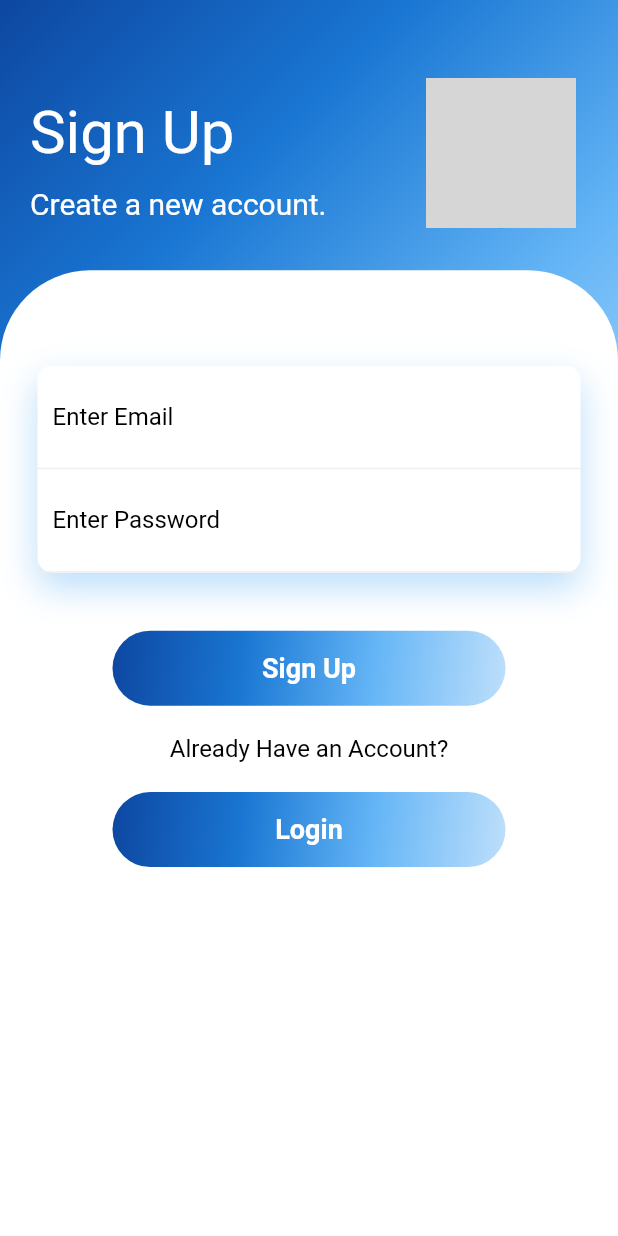
After one commit to iot-lab-kiit/iotlab-app, a Flutter app: the screen it shows after launch, after a tap on "Sign Up", on a phone screen of 412 x 824 dp. The commit adds this screen. Run offline on Flutter 3.47's test engine with Material 2 defaults, Android fonts, the phone set to English and light mode, and no system bars; network calls fail; grey boxes are pictures that could not be loaded.

Commit message:
splash login and signup

```diff
--- /dev/null
+++ b/lib/common/ui_constants.dart
@@ -0,0 +1,19 @@
+import 'package:flutter/cupertino.dart';
+import 'package:flutter/material.dart';
+
+class UIConstants {
+  static const double ASSUMED_SCREEN_HEIGHT = 640.0;
+  static const double ASSUMED_SCREEN_WIDTH = 360.0;
+
+  static _fitContext(BuildContext context, assumedValue, currentValue, value) =>
+      (value / assumedValue) * currentValue;
+
+  static fitToWidth(value, BuildContext context) => _fitContext(
+      context, ASSUMED_SCREEN_WIDTH, MediaQuery.of(context).size.width, value);
+
+  static fitToHeight(value, BuildContext context) => _fitContext(context,
+      ASSUMED_SCREEN_HEIGHT, MediaQuery.of(context).size.height, value);
+
+  static const mainColor = Color(0xfff2f3f7);
+  static const splashScreenLogo = 'assets/images/iot.png';
+}
--- a/lib/main.dart
+++ b/lib/main.dart
@@ -1,6 +1,8 @@
 import 'package:iotlabapp/pages/descriptionPage.dart';
 import 'package:flutter/material.dart';
 import 'package:iotlabapp/pages/home.dart';
+import 'package:iotlabapp/pages/loginPage.dart';
+import 'package:iotlabapp/pages/splashScreen.dart';
 
 void main() {
   runApp(LabApp());
@@ -11,7 +13,7 @@ class LabApp extends StatelessWidget {
   Widget build(BuildContext context) {
     return MaterialApp(
       debugShowCheckedModeBanner: false,
-      home: Home(),
+      home: SplashScreen(),
     );
   }
 }
--- /dev/null
+++ b/lib/pages/loginPage.dart
@@ -0,0 +1,221 @@
+import 'package:flutter/material.dart';
+import 'package:iotlabapp/common/ui_constants.dart';
+import 'package:iotlabapp/pages/home.dart';
+import 'package:iotlabapp/pages/signUpPage.dart';
+
+class LoginPage extends StatelessWidget {
+  @override
+  Widget build(BuildContext context) {
+    return Scaffold(
+      resizeToAvoidBottomInset: false,
+      body: SafeArea(
+        child: Container(
+          width: double.infinity,
+          decoration: BoxDecoration(
+            gradient: LinearGradient(
+              begin: Alignment.topLeft,
+              colors: [
+                Colors.blue[900],
+                Colors.blue[700],
+                Colors.blue[300],
+                Colors.blue[100],
+              ],
+            ),
+          ),
+          child: Column(
+            crossAxisAlignment: CrossAxisAlignment.start,
+            children: [
+              SizedBox(
+                height: UIConstants.fitToHeight(25, context),
+              ),
+              Row(
+                mainAxisAlignment: MainAxisAlignment.spaceBetween,
+                children: [
+                  Padding(
+                    padding: EdgeInsets.all(20.0),
+                    child: Column(
+                      crossAxisAlignment: CrossAxisAlignment.start,
+                      children: [
+                        Text(
+                          'Login',
+                          style: TextStyle(color: Colors.white, fontSize: 40.0),
+                        ),
+                        SizedBox(
+                          height: UIConstants.fitToHeight(10, context),
+                        ),
+                        Text(
+                          'Welcome Back',
+                          style: TextStyle(color: Colors.white, fontSize: 20.0),
+                        ),
+                      ],
+                    ),
+                  ),
+                  Padding(
+                      padding: const EdgeInsets.only(
+                          left: 8.0, right: 8.0, bottom: 8),
+                      child: CircleAvatar(
+                          radius: 70,
+                          backgroundColor: Colors.transparent,
+                          child: CircleAvatar(
+                            radius: 50,
+                            backgroundImage: NetworkImage(
+                                'https://media-exp1.licdn.com/dms/image/C510BAQE-Nca8RmtJCg/company-logo_200_200/0?e=2159024400&v=beta&t=ECEZiruPd8TsMwsyE4oSionmp-yNDb4BY_LsfzUcxok'),
+                          ))),
+                ],
+              ),
+              Expanded(
+                child: Container(
+                  decoration: BoxDecoration(
+                    color: Colors.white,
+                    borderRadius: BorderRadius.only(
+                      topLeft: Radius.circular(60.0),
+                      topRight: Radius.circular(60.0),
+                    ),
+                  ),
+                  child: Padding(
+                    padding: EdgeInsets.all(25.0),
+                    child: Column(
+                      children: [
+                        SizedBox(
+                          height: UIConstants.fitToHeight(30, context),
+                        ),
+                        Container(
+                          decoration: BoxDecoration(
+                            color: Colors.white,
+                            borderRadius: BorderRadius.circular(10.0),
+                            boxShadow: [
+                              BoxShadow(
+                                color: Colors.blue[100],
+                                blurRadius: 20,
+                                offset: Offset(0, 10),
+                              ),
+                            ],
+                          ),
+                          child: Column(
+                            children: [
+                              inputField('Enter Email'),
+                              inputField('Enter Password'),
+                            ],
+                          ),
+                        ),
+                        SizedBox(
+                          height: UIConstants.fitToHeight(25, context),
+                        ),
+                        Align(
+                          alignment: Alignment.centerRight,
+                          child: Text(
+                            'Forgot Password?',
+                            style: TextStyle(
+                              color: Colors.black,
+                              fontSize: 16,
+                            ),
+                          ),
+                        ),
+                        SizedBox(
+                          height: UIConstants.fitToHeight(40, context),
+                        ),
+                        GestureDetector(
+                          onTap: () {
+                            Navigator.push(
+                              context,
+                              MaterialPageRoute(builder: (context) => Home()),
+                            );
+                          },
+                          child: Container(
+                            height: 50,
+                            margin: EdgeInsets.symmetric(horizontal: 50.0),
+                            decoration: BoxDecoration(
+                              borderRadius: BorderRadius.circular(50.0),
+                              gradient: LinearGradient(
+                                begin: Alignment.topLeft,
+                                colors: [
+                                  Colors.blue[900],
+                                  Colors.blue[700],
+                                  Colors.blue[400],
+                                  Colors.blue[200],
+                                ],
+                              ),
+                            ),
+                            child: Center(
+                              child: Text(
+                                'Login',
+                                style: TextStyle(
+                                    color: Colors.white,
+                                    fontWeight: FontWeight.bold,
+                                    fontSize: 18.0),
+                              ),
+                            ),
+                          ),
+                        ),
+                        SizedBox(
+                          height: UIConstants.fitToHeight(15, context),
+                        ),
+                        GestureDetector(
+                          onTap: () {
+                            Navigator.push(
+                              context,
+                              MaterialPageRoute(
+                                  builder: (context) => SignUpPage()),
+                            );
+                          },
+                          child: Container(
+                            height: 50,
+                            margin: EdgeInsets.symmetric(horizontal: 50.0),
+                            decoration: BoxDecoration(
+                              borderRadius: BorderRadius.circular(50.0),
+                              gradient: LinearGradient(
+                                begin: Alignment.topLeft,
+                                colors: [
+                                  Colors.blue[900],
+                                  Colors.blue[700],
+                                  Colors.blue[400],
+                                  Colors.blue[200],
+                                ],
+                              ),
+                            ),
+                            child: Center(
+                              child: Text(
+                                'Sign Up',
+                                style: TextStyle(
+                                    color: Colors.white,
+                                    fontWeight: FontWeight.bold,
+                                    fontSize: 18.0),
+                              ),
+                            ),
+                          ),
+                        ),
+                        SizedBox(
+                          height: UIConstants.fitToHeight(15, context),
+                        ),
+                      ],
+                    ),
+                  ),
+                ),
+              )
+            ],
+          ),
+        ),
+      ),
+    );
+  }
+
+  Container inputField(String text) {
+    return Container(
+      padding: EdgeInsets.all(10.0),
+      decoration: BoxDecoration(
+        border: Border(
+          bottom: BorderSide(
+            color: Colors.grey[200],
+          ),
+        ),
+      ),
+      child: TextField(
+        decoration: InputDecoration(
+          hintText: text,
+          hintStyle: TextStyle(color: Colors.black),
+          border: InputBorder.none,
+        ),
+      ),
+    );
+  }
+}
--- /dev/null
+++ b/lib/pages/signUpPage.dart
@@ -0,0 +1,220 @@
+import 'package:flutter/material.dart';
+import 'package:iotlabapp/common/ui_constants.dart';
+
+import 'LoginPage.dart';
+
+class SignUpPage extends StatefulWidget {
+  SignUpPage({Key key}) : super(key: key);
+
+  @override
+  _SignUpPageState createState() => _SignUpPageState();
+}
+
+class _SignUpPageState extends State<SignUpPage> {
+  @override
+  Widget build(BuildContext context) {
+    return Scaffold(
+      resizeToAvoidBottomInset: false,
+      body: SafeArea(
+        child: Container(
+          width: double.infinity,
+          decoration: BoxDecoration(
+            gradient: LinearGradient(
+              begin: Alignment.topLeft,
+              colors: [
+                Colors.blue[900],
+                Colors.blue[700],
+                Colors.blue[300],
+                Colors.blue[100],
+              ],
+            ),
+          ),
+          child: Column(
+            crossAxisAlignment: CrossAxisAlignment.start,
+            children: [
+              SizedBox(
+                height: UIConstants.fitToHeight(25, context),
+              ),
+              Row(
+                mainAxisAlignment: MainAxisAlignment.spaceBetween,
+                children: [
+                  Padding(
+                    padding: EdgeInsets.all(20.0),
+                    child: Column(
+                      crossAxisAlignment: CrossAxisAlignment.start,
+                      children: [
+                        Text(
+                          'Sign Up',
+                          style: TextStyle(color: Colors.white, fontSize: 40.0),
+                        ),
+                        SizedBox(
+                          height: UIConstants.fitToHeight(10, context),
+                        ),
+                        Text(
+                          'Create a new account.',
+                          style: TextStyle(color: Colors.white, fontSize: 20.0),
+                        ),
+                      ],
+                    ),
+                  ),
+                  Padding(
+                      padding: const EdgeInsets.only(
+                          left: 8.0, right: 8.0, bottom: 8),
+                      child: CircleAvatar(
+                          radius: 70,
+                          backgroundColor: Colors.transparent,
+                          child: CircleAvatar(
+                            radius: 50,
+                            backgroundImage: NetworkImage(
+                                'https://media-exp1.licdn.com/dms/image/C510BAQE-Nca8RmtJCg/company-logo_200_200/0?e=2159024400&v=beta&t=ECEZiruPd8TsMwsyE4oSionmp-yNDb4BY_LsfzUcxok'),
+                          ))),
+                ],
+              ),
+              Expanded(
+                child: Container(
+                  decoration: BoxDecoration(
+                    color: Colors.white,
+                    borderRadius: BorderRadius.only(
+                      topLeft: Radius.circular(60.0),
+                      topRight: Radius.circular(60.0),
+                    ),
+                  ),
+                  child: Padding(
+                    padding: EdgeInsets.all(25.0),
+                    child: Column(
+                      children: [
+                        SizedBox(
+                          height: UIConstants.fitToHeight(30, context),
+                        ),
+                        Container(
+                          decoration: BoxDecoration(
+                            color: Colors.white,
+                            borderRadius: BorderRadius.circular(10.0),
+                            boxShadow: [
+                              BoxShadow(
+                                color: Colors.blue[100],
+                                blurRadius: 20,
+                                offset: Offset(0, 10),
+                              ),
+                            ],
+                          ),
+                          child: Column(
+                            children: [
+                              inputField('Enter Email'),
+                              inputField('Enter Password'),
+                            ],
+                          ),
+                        ),
+                        SizedBox(
+                          height: UIConstants.fitToHeight(15, context),
+                        ),
+                        SizedBox(
+                          height: UIConstants.fitToHeight(15, context),
+                        ),
+                        GestureDetector(
+                          onTap: null,
+                          child: Container(
+                            height: 50,
+                            margin: EdgeInsets.symmetric(horizontal: 50.0),
+                            decoration: BoxDecoration(
+                              borderRadius: BorderRadius.circular(50.0),
+                              gradient: LinearGradient(
+                                begin: Alignment.topLeft,
+                                colors: [
+                                  Colors.blue[900],
+                                  Colors.blue[700],
+                                  Colors.blue[300],
+                                  Colors.blue[100],
+                                ],
+                              ),
+                            ),
+                            child: Center(
+                              child: Text(
+                                'Sign Up',
+                                style: TextStyle(
+                                    color: Colors.white,
+                                    fontWeight: FontWeight.bold,
+                                    fontSize: 18.0),
+                              ),
+                            ),
+                          ),
+                        ),
+                        SizedBox(
+                          height: UIConstants.fitToHeight(15, context),
+                        ),
+                        Text(
+                          'Already Have an Account?',
+                          style: TextStyle(
+                            fontSize: 16,
+                            color: Colors.black,
+                          ),
+                        ),
+                        SizedBox(
+                          height: UIConstants.fitToHeight(15, context),
+                        ),
+                        GestureDetector(
+                          onTap: () {
+                            Navigator.push(
+                              context,
+                              MaterialPageRoute(
+                                  builder: (context) => LoginPage()),
+                            );
+                          },
+                          child: Container(
+                            height: 50,
+                            margin: EdgeInsets.symmetric(horizontal: 50.0),
+                            decoration: BoxDecoration(
+                              borderRadius: BorderRadius.circular(50.0),
+                              gradient: LinearGradient(
+                                begin: Alignment.topLeft,
+                                colors: [
+                                  Colors.blue[900],
+                                  Colors.blue[700],
+                                  Colors.blue[300],
+                                  Colors.blue[100],
+                                ],
+                              ),
+                            ),
+                            child: Center(
+                              child: Text(
+                                'Login',
+                                style: TextStyle(
+                                    color: Colors.white,
+                                    fontWeight: FontWeight.bold,
+                                    fontSize: 18.0),
+                              ),
+                            ),
+                          ),
+                        ),
+                      ],
+                    ),
+                  ),
+                ),
+              )
+            ],
+          ),
+        ),
+      ),
+    );
+  }
+
+  Container inputField(String text) {
+    return Container(
+      padding: EdgeInsets.all(10.0),
+      decoration: BoxDecoration(
+        border: Border(
+          bottom: BorderSide(
+            color: Colors.grey[200],
+          ),
+        ),
+      ),
+      child: TextField(
+        decoration: InputDecoration(
+          hintText: text,
+          hintStyle: TextStyle(color: Colors.black),
+          border: InputBorder.none,
+        ),
+      ),
+    );
+  }
+}
--- /dev/null
+++ b/lib/pages/splashScreen.dart
@@ -0,0 +1,50 @@
+import 'dart:async';
+
+import 'package:flutter/material.dart';
+import 'package:iotlabapp/common/ui_constants.dart';
+import 'package:iotlabapp/pages/home.dart';
+import 'package:iotlabapp/pages/loginPage.dart';
+
+class SplashScreen extends StatefulWidget {
+  @override
+  _SplashScreenState createState() => _SplashScreenState();
+}
+
+class _SplashScreenState extends State<SplashScreen> {
+  @override
+  void initState() {
+    startTime();
+    super.initState();
+  }
+
+  startTime() async {
+    var duration = new Duration(seconds: 3);
+    return new Timer(duration, navigate);
+  }
+
+  void navigate() async {
+    Navigator.push(
+      context,
+      MaterialPageRoute(builder: (context) => LoginPage()),
+    );
+  }
+
+  @override
+  Widget build(BuildContext context) {
+    return Scaffold(
+      backgroundColor: Colors.black,
+      body: Center(
+        child: Container(
+          height: UIConstants.fitToHeight(200, context),
+          width: UIConstants.fitToWidth(200, context),
+          decoration: BoxDecoration(
+            image: DecorationImage(
+              image: AssetImage(UIConstants.splashScreenLogo),
+              fit: BoxFit.contain,
+            ),
+          ),
+        ),
+      ),
+    );
+  }
+}
--- a/lib/widgets/drawer.dart
+++ b/lib/widgets/drawer.dart
@@ -1,4 +1,5 @@
 import 'package:flutter/material.dart';
+import 'package:iotlabapp/pages/loginPage.dart';
 import 'package:iotlabapp/pages/profile.dart';
 import 'package:iotlabapp/pages/home.dart';
 import 'package:iotlabapp/pages/workPage.dart';
@@ -158,14 +159,12 @@ class _CustomDrawerState extends State<CustomDrawer> {
           ),
           ListTile(
             trailing: Text(
-              'Login',
+              'Logout',
               style: TextStyle(color: Colors.black, fontSize: 20),
             ),
             onTap: () {
-              // Update the state of the app
-              // ...
-              // Then close the drawer
-              Navigator.pop(context);
+              Navigator.push(context,
+                  MaterialPageRoute(builder: (context) => LoginPage()));
             },
           ),
         ],
```
